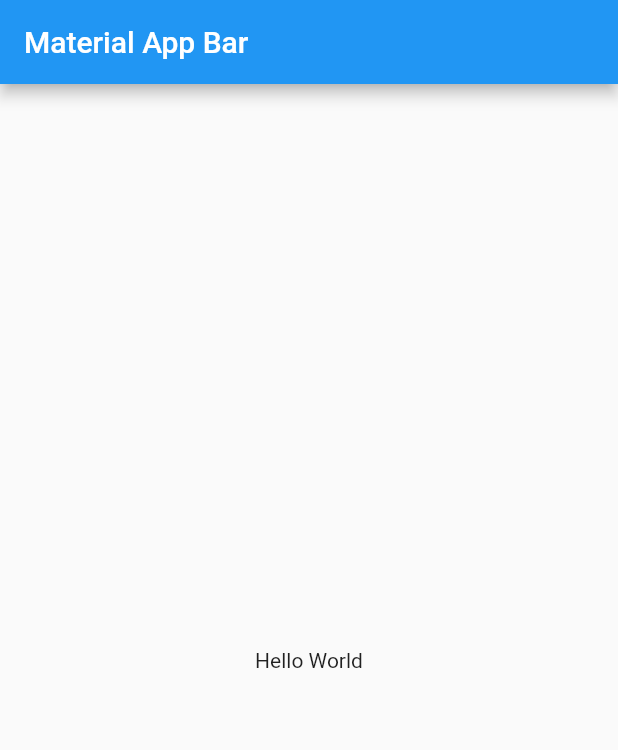
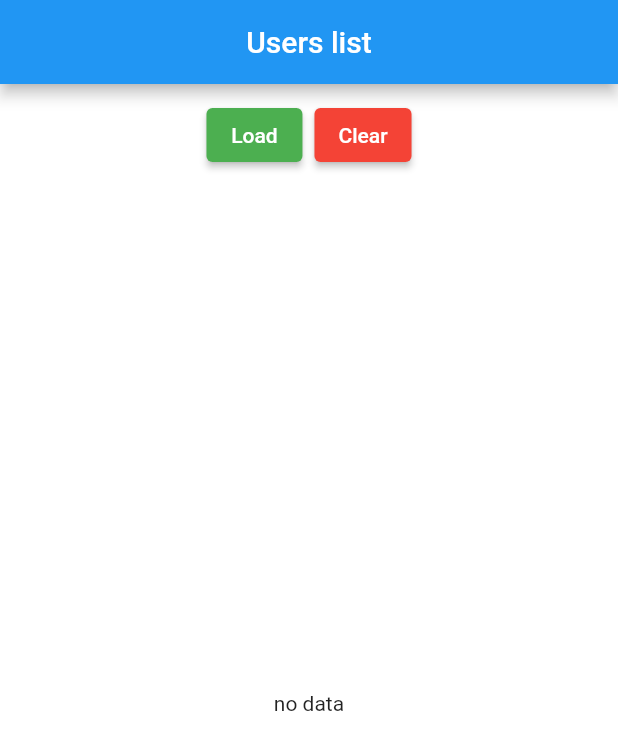
Before and after one commit to castletaste/flutter_bloc_network_example, a Flutter app: the screen it shows after launch, on a phone screen of 412 x 824 dp. Shown: the top 750 px of the screen. Run offline on Flutter 3.47's test engine with Material 2 defaults, Android fonts, the light colour scheme and no system bars; our stand-ins replace flutter_bloc.

Commit message:
finished project

```diff
--- /dev/null
+++ b/lib/bloc/user_bloc.dart
@@ -0,0 +1,29 @@
+import 'package:flutter_bloc/flutter_bloc.dart';
+import 'package:flutter_bloc_network_example/bloc/user_event.dart';
+import 'package:flutter_bloc_network_example/bloc/user_state.dart';
+import 'package:flutter_bloc_network_example/models/user.dart';
+import 'package:flutter_bloc_network_example/services/user_repository.dart';
+
+class UserBloc extends Bloc<UserEvent, UserState> {
+  final UsersRepository usersRepository;
+
+  UserBloc({this.usersRepository}) : assert(usersRepository != null);
+
+  @override
+  UserState get initialState => UserEmptyState();
+
+  @override
+  Stream<UserState> mapEventToState(UserEvent event) async* {
+    if (event is UserLoadEvent) {
+      yield UserLoadingState();
+      try {
+        final List<User> _loadedUserList = await usersRepository.getAllUsers();
+        yield UserLoadedState(loadedUser: _loadedUserList);
+      } catch (_) {
+        yield UserErrorState();
+      }
+    } else if (event is UserClearEvent) {
+      yield UserEmptyState();
+    }
+  }
+}
--- /dev/null
+++ b/lib/bloc/user_event.dart
@@ -0,0 +1,5 @@
+abstract class UserEvent {}
+
+class UserLoadEvent extends UserEvent{}
+
+class UserClearEvent extends UserEvent{}
--- /dev/null
+++ b/lib/bloc/user_state.dart
@@ -0,0 +1,16 @@
+import 'package:flutter/material.dart';
+import 'package:flutter_bloc_network_example/models/user.dart';
+
+abstract class UserState {}
+
+class UserEmptyState extends UserState {}
+
+class UserLoadingState extends UserState {}
+
+class UserLoadedState extends UserState {
+  List<User> loadedUser;
+  UserLoadedState({@required this.loadedUser}) : assert(loadedUser != null);
+}
+
+class UserErrorState extends UserState {
+}
--- a/lib/main.dart
+++ b/lib/main.dart
@@ -1,4 +1,6 @@
 import 'package:flutter/material.dart';
+
+import 'package:flutter_bloc_network_example/screens/app.dart';
 
 void main() => runApp(MyApp());
 
@@ -7,16 +9,7 @@ class MyApp extends StatelessWidget {
   Widget build(BuildContext context) {
     return MaterialApp(
       title: 'Material App',
-      home: Scaffold(
-        appBar: AppBar(
-          title: Text('Material App Bar'),
-        ),
-        body: Center(
-          child: Container(
-            child: Text('Hello World'),
-          ),
-        ),
-      ),
+      home: HomeScreen(),
     );
   }
 }
--- /dev/null
+++ b/lib/models/user.dart
@@ -0,0 +1,17 @@
+class User {
+  int id;
+  String name;
+  String email;
+  String phone;
+
+  User({this.id, this.name, this.email, this.phone});
+
+  factory User.fromJson(Map<String, dynamic> json) {
+    return User(
+      id: json['id'],
+      name: json['name'],
+      email: json['email'],
+      phone: json['phone'],
+    );
+  }
+}
--- /dev/null
+++ b/lib/screens/app.dart
@@ -0,0 +1,33 @@
+import 'package:flutter/material.dart';
+import 'package:flutter_bloc/flutter_bloc.dart';
+import 'package:flutter_bloc_network_example/bloc/user_bloc.dart';
+import 'package:flutter_bloc_network_example/services/user_repository.dart';
+
+import '../widgets/action_buttons.dart';
+import '../widgets/user_list.dart';
+
+class HomeScreen extends StatelessWidget {
+  final usersRepository = UsersRepository();
+
+  @override
+  Widget build(BuildContext context) {
+    return BlocProvider<UserBloc>(
+      create: (context) => UserBloc(usersRepository: usersRepository),
+      child: Scaffold(
+        backgroundColor: Colors.white,
+        appBar: AppBar(
+          title: Text('Users list'),
+          centerTitle: true,
+        ),
+        body: Column(
+          crossAxisAlignment: CrossAxisAlignment.center,
+          children: [
+            SizedBox(height: 10),
+            ActionButtons(),
+            Expanded(child: UserList()),
+          ],
+        ),
+      ),
+    );
+  }
+}
--- /dev/null
+++ b/lib/services/user_api_provider.dart
@@ -0,0 +1,19 @@
+import 'dart:convert';
+
+import 'package:http/http.dart' as http;
+import '../models/user.dart';
+
+class UsersProvider {
+
+  // request to api
+  Future<List<User>> getUser() async {
+    final response =
+        await http.get(Uri.parse('https://jsonplaceholder.typicode.com/users'));
+
+    if (response.statusCode == 200) {
+      final List<dynamic> userJson = jsonDecode(response.body);
+      return userJson.map((json) => User.fromJson(json)).toList();
+    } else
+      throw Exception('Users fetching error');
+  }
+}
--- /dev/null
+++ b/lib/services/user_repository.dart
@@ -0,0 +1,8 @@
+import 'package:flutter_bloc_network_example/models/user.dart';
+import 'package:flutter_bloc_network_example/services/user_api_provider.dart';
+
+class UsersRepository {
+  UsersProvider _usersProvider = UsersProvider();
+
+  Future<List<User>>getAllUsers() => _usersProvider.getUser();
+}
--- /dev/null
+++ b/lib/widgets/action_buttons.dart
@@ -0,0 +1,35 @@
+import 'package:flutter/material.dart';
+import 'package:flutter_bloc/flutter_bloc.dart';
+import 'package:flutter_bloc_network_example/bloc/user_bloc.dart';
+import 'package:flutter_bloc_network_example/bloc/user_event.dart';
+
+class ActionButtons extends StatelessWidget {
+  const ActionButtons({Key key}) : super(key: key);
+
+  @override
+  Widget build(BuildContext context) {
+    final UserBloc userBloc = BlocProvider.of<UserBloc>(context);
+    return Row(
+      mainAxisSize: MainAxisSize.min,
+      children: [
+        ElevatedButton(
+            child: Text('Load'),
+            onPressed: () {
+              userBloc.add(UserLoadEvent());
+            },
+            style: ButtonStyle(
+                backgroundColor:
+                    MaterialStateColor.resolveWith((states) => Colors.green))),
+        SizedBox(width: 8.0),
+        ElevatedButton(
+            child: Text('Clear'),
+            onPressed: () {
+              userBloc.add(UserClearEvent());
+            },
+            style: ButtonStyle(
+                backgroundColor:
+                    MaterialStateColor.resolveWith((states) => Colors.red))),
+      ],
+    );
+  }
+}
--- /dev/null
+++ b/lib/widgets/user_list.dart
@@ -0,0 +1,51 @@
+import 'package:flutter/material.dart';
+import 'package:flutter_bloc/flutter_bloc.dart';
+import 'package:flutter_bloc_network_example/bloc/user_bloc.dart';
+import 'package:flutter_bloc_network_example/bloc/user_state.dart';
+
+class UserList extends StatelessWidget {
+  const UserList({Key key}) : super(key: key);
+
+  @override
+  Widget build(BuildContext context) {
+    return BlocBuilder<UserBloc, UserState>(
+      builder: (context, state) {
+        if (state is UserEmptyState) {
+          return Center(child: Text('no data'));
+        }
+        if (state is UserLoadingState) {
+          return Center(child: CircularProgressIndicator());
+        }
+        if (state is UserLoadedState) {
+          return ListView.builder(
+            itemCount: state.loadedUser.length,
+            itemBuilder: (context, index) {
+              final userData = state.loadedUser[index];
+
+              return ListTile(
+                tileColor: index % 2 == 0 ? Colors.white : Colors.grey,
+                leading: Text('ID:${userData.id}'),
+                title: Column(
+                  children: [
+                    Text('${userData.name}'),
+                    Column(
+                      crossAxisAlignment: CrossAxisAlignment.center,
+                      children: [
+                        Text('Email: ${userData.email}'),
+                        Text('Phone: ${userData.phone}')
+                      ],
+                    ),
+                  ],
+                ),
+              );
+            },
+          );
+        }
+        if (state is UserErrorState) {
+          return Center(child: Text('error'));
+        }
+        return null;
+      },
+    );
+  }
+}
```
Also changed, not shown: pubspec.yaml (+2 -9 lines), pubspec.lock.
